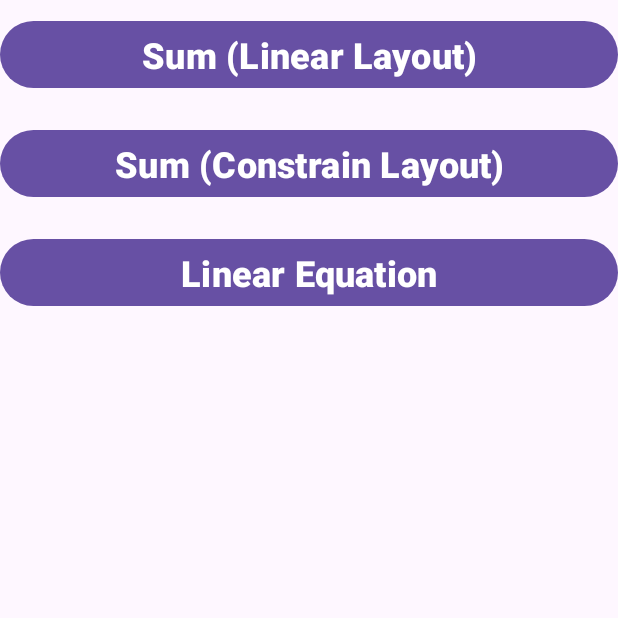
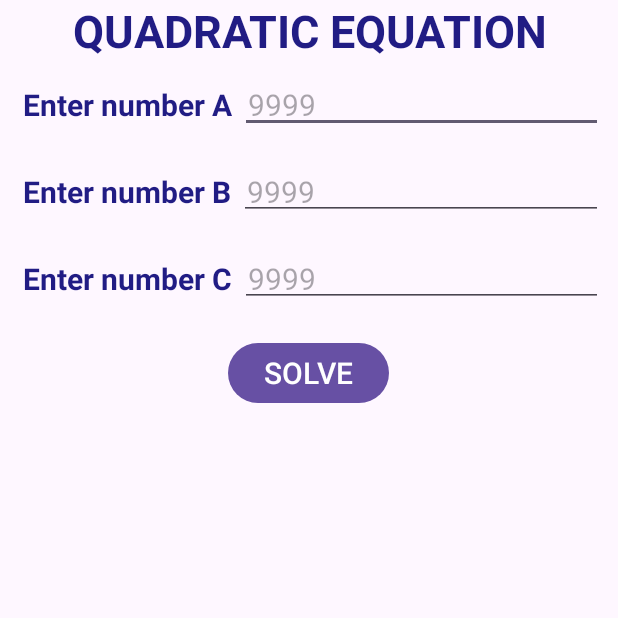
Before and after one commit to qnho3008/Android, an Android app: the screen it shows after launch (MainActivity), on a phone screen of 412 x 824 dp, the top half of it. Run offline under Robolectric (Android 15) with nearby library versions, the phone set to English and light mode, and no system bars.

Commit message:
BTVN 1/3

```diff
--- a/app/src/main/java/com/mobile/app/MainActivity.java
+++ b/app/src/main/java/com/mobile/app/MainActivity.java
@@ -3,22 +3,23 @@ package com.mobile.app;
 import android.content.Intent;
 import android.os.Bundle;
 import android.widget.Button;
+import android.widget.EditText;
 
 import androidx.activity.EdgeToEdge;
 import androidx.appcompat.app.AppCompatActivity;
-import androidx.constraintlayout.widget.ConstraintLayout;
 import androidx.core.graphics.Insets;
 import androidx.core.view.ViewCompat;
 import androidx.core.view.WindowInsetsCompat;
 
-import com.mobile.app.activities.LinearEquation;
-import com.mobile.app.activities.Sum_ConstrainLayout;
-import com.mobile.app.activities.Sum_LinearLayout;
+import com.mobile.app.activities.ResultActivity;
+
+import java.util.Optional;
 
 
 public class MainActivity extends AppCompatActivity {
 
-    Button constrainSum,linearSum,linearEqua;
+    EditText numA, numB, numC;
+    Button solveBtn;
 
     @Override
     protected void onCreate(Bundle savedInstanceState) {
@@ -27,13 +28,12 @@ public class MainActivity extends AppCompatActivity {
         //setContentView(R.layout.sum_constrain_layout);
         setContentView(R.layout.main_layout);
 
-        linearEqua = findViewById(R.id.linearEqua);
-        linearSum = findViewById(R.id.solve);
-        constrainSum = findViewById(R.id.constrainSum);
+        numA = findViewById(R.id.numA);
+        numB = findViewById(R.id.numB);
+        numC = findViewById(R.id.numC);
 
-        linearEqua.setOnClickListener(v -> linearEquation());
-        linearSum.setOnClickListener(v -> linearSumLayout());
-        constrainSum.setOnClickListener(v -> constrainSumLayout());
+        solveBtn = findViewById(R.id.solveBtn);
+        solveBtn.setOnClickListener(v -> solveBtnOnClick());
 
         ViewCompat.setOnApplyWindowInsetsListener(findViewById(R.id.main), (v, insets) -> {
             Insets systemBars = insets.getInsets(WindowInsetsCompat.Type.systemBars());
@@ -43,26 +43,53 @@ public class MainActivity extends AppCompatActivity {
         });
     }
 
-    public void linearSumLayout()
+    private void solveBtnOnClick()
     {
-        switchIntent(Sum_LinearLayout.class);
+
+        String strA = numA.getText().toString();
+        String strB = numB.getText().toString();
+        String strC = numC.getText().toString();
+
+        if(strA.isEmpty() || strB.isEmpty() || strC.isEmpty())
+        {
+            return;
+        }
+
+        String result = solve(strA,strB, strC);
+
+        Bundle bundle = new Bundle();
+        bundle.putString("result", result);
+        switchIntent(ResultActivity.class, bundle);
     }
 
-    public void constrainSumLayout()
+    private String solve(String strA, String strB, String strC)
     {
-        switchIntent(Sum_ConstrainLayout.class);
+        double a = Double.parseDouble(strA);
+        double b = Double.parseDouble(strB);
+        double c = Double.parseDouble(strC);
+        double delta = b * b - 4 * a * c;
+
+        String result;
+        if(delta < 0)
+        {
+            result = "Không tồn tại nghiệm";
+        } else if (delta ==0 ) {
+            result = "Nghiệm kép: " + (-b / (2 * a));
+        }else {
+            double x1 = (-b + Math.sqrt(delta)) / (2 * a);
+            double x2 = (-b - Math.sqrt(delta)) / (2 * a);
+            result = "Phương trình có 2 nghiệm: " + x1 + " và " + x2;
+        }
+        return result;
     }
 
-    public void linearEquation()
-    {
-        switchIntent(LinearEquation.class);
-    }
-
-    private void switchIntent(Class<?> T)
+    private void switchIntent(Class<?> T, Bundle bundle)
     {
         Intent intent = new Intent(this, T);
+        if(bundle != null)
+        {
+            intent.putExtras(bundle);
+        }
         startActivity(intent);
     }
-
-
 }
--- a/app/src/main/res/layout/main_layout.xml
+++ b/app/src/main/res/layout/main_layout.xml
@@ -1,5 +1,6 @@
 <?xml version="1.0" encoding="utf-8"?>
-<LinearLayout xmlns:android="http://schemas.android.com/apk/res/android"
+<LinearLayout
+    xmlns:android="http://schemas.android.com/apk/res/android"
     xmlns:app="http://schemas.android.com/apk/res-auto"
     xmlns:tools="http://schemas.android.com/tools"
     android:id="@+id/main"
@@ -8,37 +9,105 @@
     android:orientation="vertical"
     tools:context=".MainActivity">
 
-    <Button
-        android:id="@+id/solve"
+    <TextView
+        android:id="@+id/title"
         android:layout_width="match_parent"
         android:layout_height="wrap_content"
-        android:layout_marginTop="10dp"
-        android:layout_marginBottom="10dp"
-        android:text="Sum (Linear Layout)"
+        android:text="QUADRATIC EQUATION"
+        android:textColor="#211C84"
         android:textAlignment="center"
-        android:textSize="24sp"
-        android:textStyle="bold" />
+        android:textSize="30sp"
+        android:textStyle="bold"
+        />
+
+    <LinearLayout
+        android:layout_width="match_parent"
+        android:layout_height="wrap_content"
+        android:layout_margin="10dp">
+        <TextView
+            android:layout_width="wrap_content"
+            android:layout_height="wrap_content"
+            android:text="Enter number A"
+            android:textColor="#211C84"
+            android:textAlignment="center"
+            android:textSize="20sp"
+            android:textStyle="bold"
+            android:padding="5dp"
+            />
+
+        <EditText
+            android:id="@+id/numA"
+            android:layout_width="match_parent"
+            android:layout_height="wrap_content"
+            android:hint="9999"
+            android:inputType="numberSigned"
+            android:textSize="20sp"
+            android:padding="5dp"
+            />
+    </LinearLayout>
+
+
+    <LinearLayout
+        android:layout_width="match_parent"
+        android:layout_height="wrap_content"
+        android:layout_margin="10dp"
+        >
+        <TextView
+            android:layout_width="wrap_content"
+            android:layout_height="wrap_content"
+            android:text="Enter number B"
+            android:textColor="#211C84"
+            android:textAlignment="center"
+            android:textSize="20sp"
+            android:textStyle="bold"
+            android:padding="5dp"
+            />
+
+        <EditText
+            android:id="@+id/numB"
+            android:layout_width="match_parent"
+            android:layout_height="wrap_content"
+            android:hint="9999"
+            android:inputType="numberSigned"
+            android:textSize="20sp"
+            android:padding="5dp"
+            />
+    </LinearLayout>
+
+    <LinearLayout
+        android:layout_width="match_parent"
+        android:layout_height="wrap_content"
+        android:layout_margin="10dp"
+        >
+        <TextView
+            android:layout_width="wrap_content"
+            android:layout_height="wrap_content"
+            android:text="Enter number C"
+            android:textColor="#211C84"
+            android:textAlignment="center"
+            android:textSize="20sp"
+            android:textStyle="bold"
+            android:padding="5dp"
+            />
+
+        <EditText
+            android:id="@+id/numC"
+            android:layout_width="match_parent"
+            android:layout_height="wrap_content"
+            android:hint="9999"
+            android:inputType="numberSigned"
+            android:textSize="20sp"
+            android:padding="5dp"
+            />
+    </LinearLayout>
 
     <Button
-        android:id="@+id/constrainSum"
-        android:layout_width="match_parent"
+        android:id="@+id/solveBtn"
+        android:layout_width="wrap_content"
         android:layout_height="wrap_content"
-        android:layout_marginTop="10dp"
-        android:layout_marginBottom="10dp"
-        android:text="Sum (Constrain Layout)"
+        android:text="SOLVE"
+        android:textSize="20sp"
         android:textAlignment="center"
-        android:textSize="24sp"
-        android:textStyle="bold" />
-
-    <Button
-        android:id="@+id/linearEqua"
-        android:layout_width="match_parent"
-        android:layout_height="wrap_content"
-        android:layout_marginTop="10dp"
-        android:layout_marginBottom="10dp"
-        android:text="Linear Equation"
-        android:textAlignment="center"
-        android:textSize="24sp"
-        android:textStyle="bold" />
-
+        android:layout_gravity="center"
+        android:layout_margin="10dp"/>
 </LinearLayout>
```
Also changed, not shown: app/src/main/AndroidManifest.xml (+6 -9 lines), app/src/main/java/com/mobile/app/activities/ResultActivity.java (+62 -1 lines), app/src/main/res/layout/second_layout.xml (+37 -4 lines).
